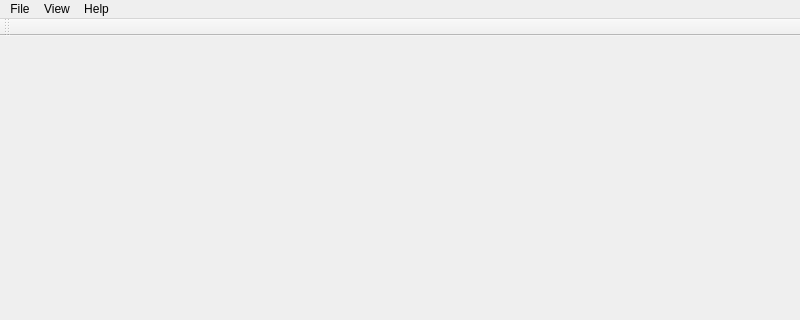
Above: jocassview/imageviewer.ui from foucar/CASS before the change; both pictures show x 0 to 800 and y 0 to 320 of the 800 by 600 pixel window. Below: the same form after it.
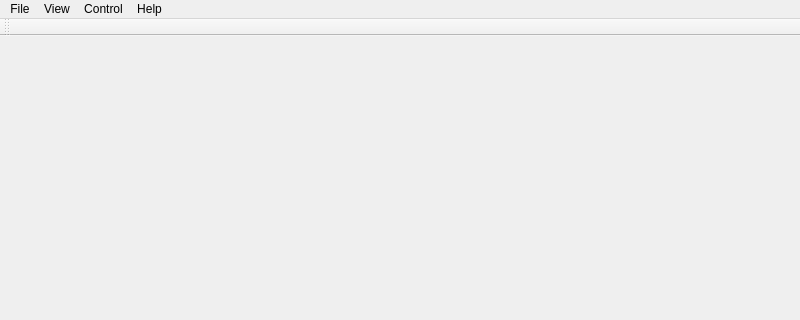
That is the form after the change.

Commit message: Add toolbar-features.

```diff
--- a/jocassview/imageviewer.ui
+++ b/jocassview/imageviewer.ui
@@ -49,8 +49,16 @@
     <addaction name="about"/>
     <addaction name="aboutQt"/>
    </widget>
+   <widget class="QMenu" name="menuControl">
+    <property name="title">
+     <string>Control</string>
+    </property>
+    <addaction name="readIni"/>
+    <addaction name="quitServer"/>
+   </widget>
    <addaction name="menuFile"/>
    <addaction name="menuView"/>
+   <addaction name="menuControl"/>
    <addaction name="menuHelp"/>
   </widget>
   <widget class="QStatusBar" name="statusbar"/>
```
Left out of the diff: 10 changed lines with no effect on the pictures.
